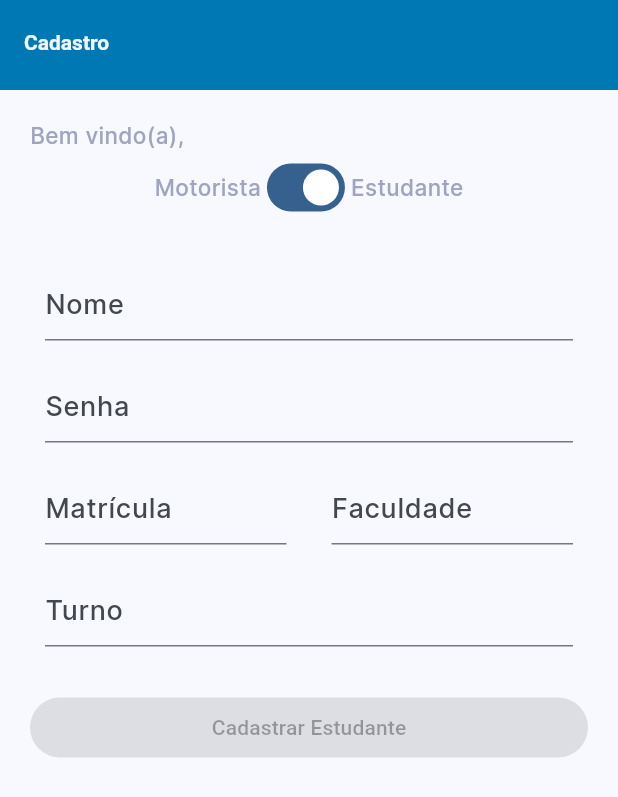
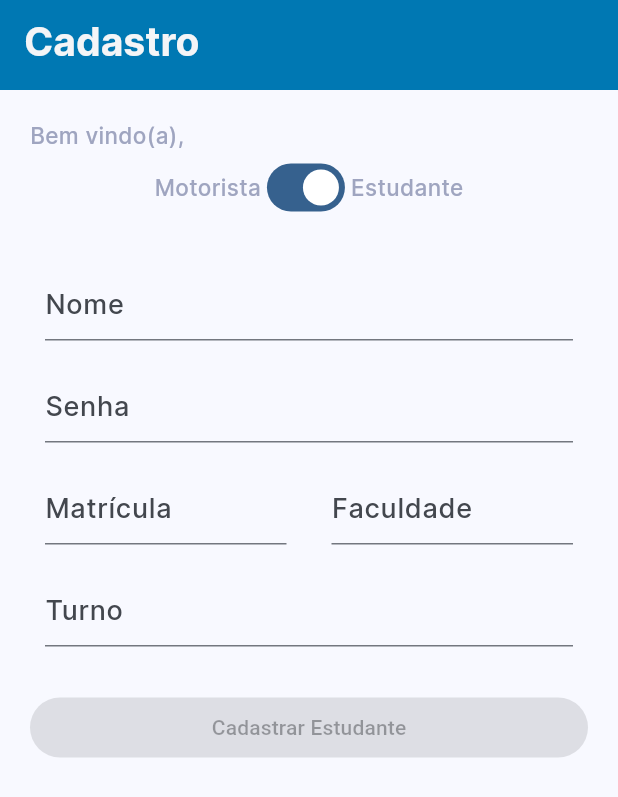
Before and after one commit to raixasantos/unibus, a Flutter app: the Cadastro screen opened directly, on a phone screen of 412 x 824 dp. Shown: the top 797 px of the screen. Run offline on Flutter 3.47's test engine with Material 2 defaults, Android fonts, the phone set to English and light mode, and no system bars; our stand-ins replace cloud_firestore, firebase_core, fluttertoast; missing offline and left inert: firebase; accounts and stored records are empty.

Commit message:
style: tema do appbar

```diff
--- a/lib/theme.dart
+++ b/lib/theme.dart
@@ -39,7 +39,12 @@ ThemeData lightTheme = ThemeData(
   appBarTheme: const AppBarTheme(
     color: primary,
     iconTheme: IconThemeData(color: Colors.white),
-    titleTextStyle: TextStyle(color: form)),
+    titleTextStyle: TextStyle(
+        fontFamily: 'Inter',
+        fontSize: 26,
+        color: form,
+        fontWeight: FontWeight.w500),
+  ),
   bottomNavigationBarTheme: const BottomNavigationBarThemeData(
       unselectedIconTheme: IconThemeData(color: mainText),
       unselectedLabelStyle: TextStyle(color: mainText),
```
